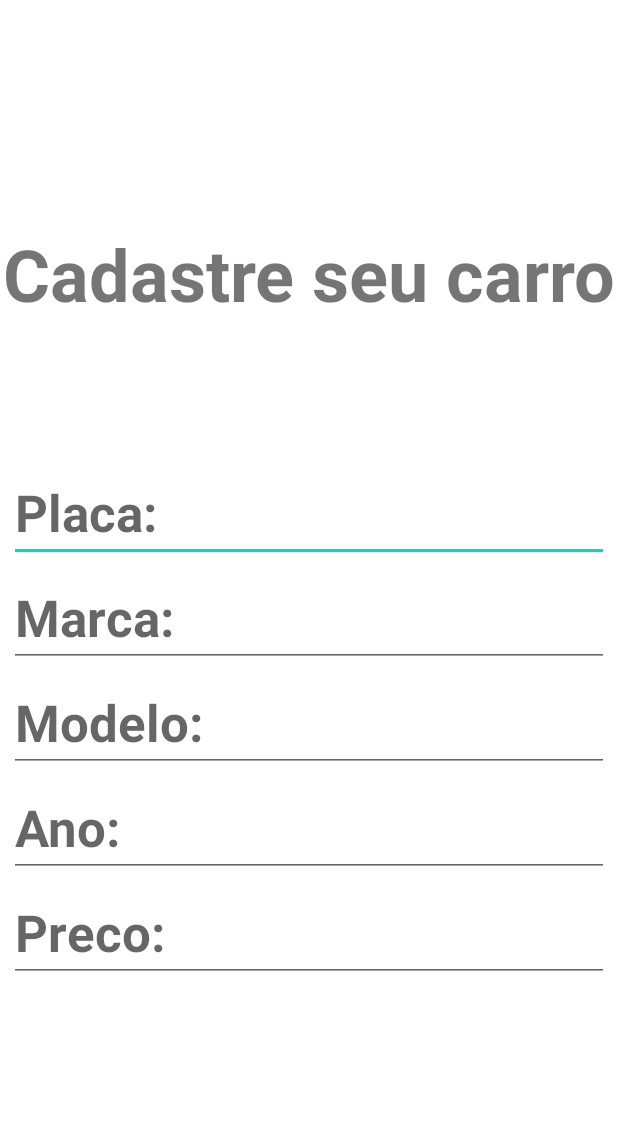
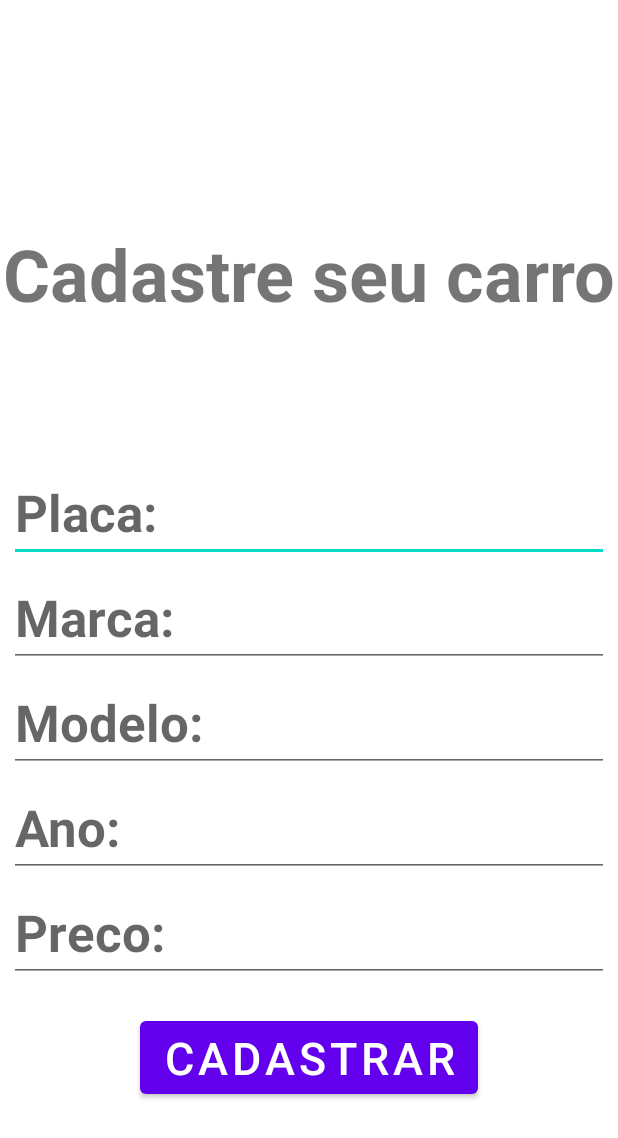
Before and after one commit to ricardoszpo/Dep, an Android app: the cadastro screen opened directly, with no data from a screen before it, on a phone screen of 412 x 824 dp. Shown: the top 1138 px of the screen. Run offline under Robolectric (Android 15) with nearby library versions, the phone set to English and light mode, and no system bars.

Commit message:
Atualização dia 23/03/2023

```diff
--- a/carros/app/src/main/java/com/example/carros/cadastro.java
+++ b/carros/app/src/main/java/com/example/carros/cadastro.java
@@ -7,11 +7,14 @@ import android.content.Intent;
 import android.graphics.Color;
 import android.os.Bundle;
 import android.view.View;
+import android.widget.Button;
 import android.widget.EditText;
 import android.widget.Toast;
 
 public class cadastro extends AppCompatActivity {
     EditText ano, marca, placa, modelo, preco;
+
+    private Button btncadastrar;
 
     @Override
     protected void onCreate(Bundle savedInstanceState) {
@@ -23,6 +26,7 @@ public class cadastro extends AppCompatActivity {
         placa = findViewById(R.id.placa);
         modelo = findViewById(R.id.modelo);
         preco = findViewById(R.id.preco);
+        btncadastrar = findViewById(R.id.btncadastrar);
         limpar();
     }
 
--- a/carros/app/src/main/res/layout/activity_cadastro.xml
+++ b/carros/app/src/main/res/layout/activity_cadastro.xml
@@ -99,4 +99,17 @@
         app:layout_constraintTop_toBottomOf="@+id/ano"
         app:layout_constraintVertical_bias="0.0" />
 
+    <Button
+        android:id="@+id/btncadastrar"
+        android:layout_width="wrap_content"
+        android:layout_height="wrap_content"
+        android:layout_marginTop="20dp"
+        android:text="CADASTRAR"
+        android:textSize="30sp"
+        app:layout_constraintBottom_toBottomOf="parent"
+        app:layout_constraintEnd_toEndOf="parent"
+        app:layout_constraintStart_toStartOf="parent"
+        app:layout_constraintTop_toBottomOf="@+id/preco"
+        app:layout_constraintVertical_bias="0.0" />
+
 </androidx.constraintlayout.widget.ConstraintLayout>
```
Also changed, not shown: carros/app/src/main/res/layout/activity_main.xml (+4 -4 lines).
